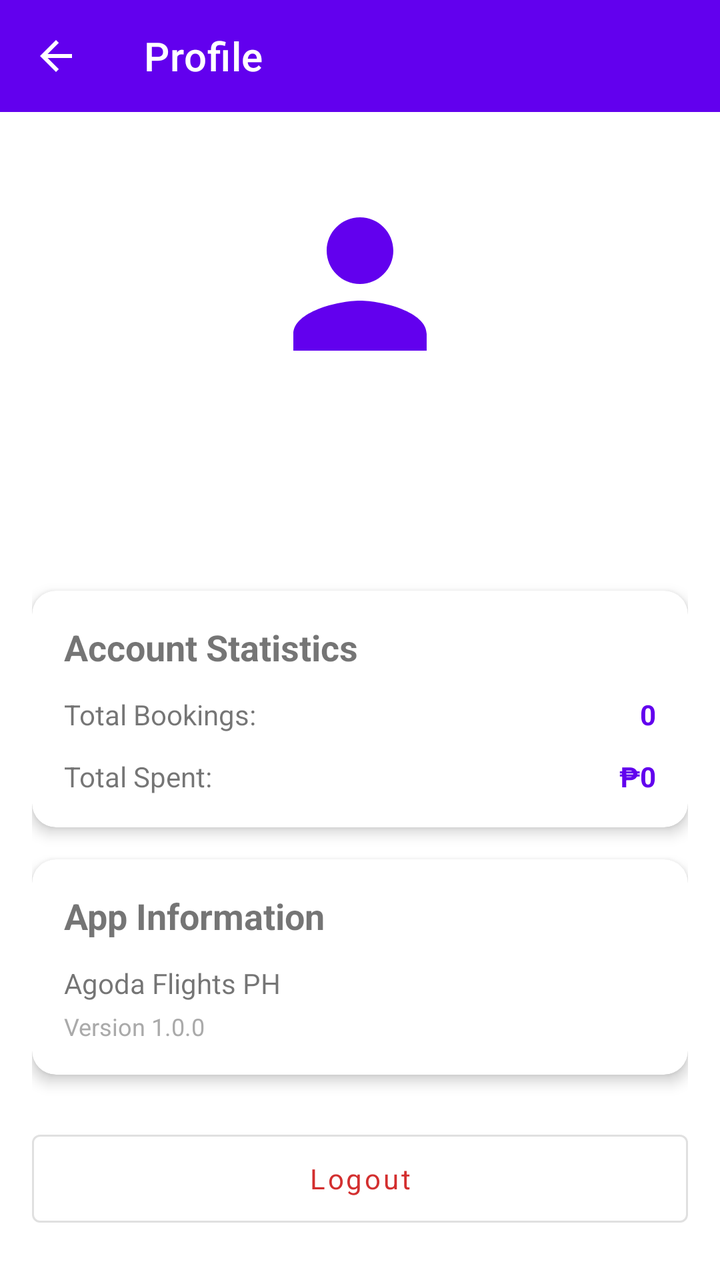
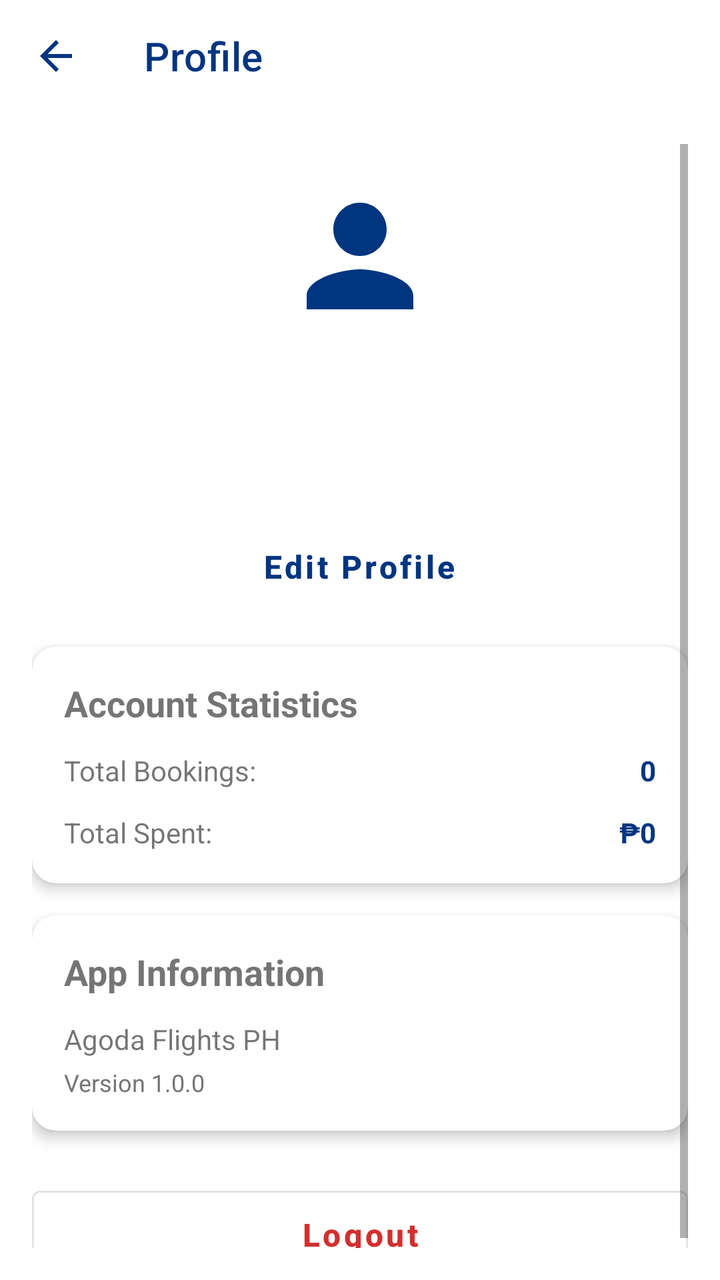

The first picture is an Android layout as it rendered before a commit; the second is the same layout after the commit. The layout source and the unified diff follow.
<!-- AndroidManifest.xml: application theme Theme.AgodaApp -->
<!-- res/layout/activity_profile.xml -->
<?xml version="1.0" encoding="utf-8"?>
<LinearLayout xmlns:android="http://schemas.android.com/apk/res/android"
    xmlns:app="http://schemas.android.com/apk/res-auto"
    android:layout_width="match_parent"
    android:layout_height="match_parent"
    android:orientation="vertical">

    <com.google.android.material.appbar.MaterialToolbar
        android:id="@+id/toolbar"
        android:layout_width="match_parent"
        android:layout_height="?attr/actionBarSize"
        android:background="#6200EE"
        app:title="Profile"
        app:titleTextColor="@android:color/white"
        app:navigationIcon="@drawable/ic_back"/>

    <ScrollView
        android:layout_width="match_parent"
        android:layout_height="match_parent"
        android:padding="16dp">

        <LinearLayout
            android:layout_width="match_parent"
            android:layout_height="wrap_content"
            android:orientation="vertical"
            android:gravity="center_horizontal">

            <ImageView
                android:layout_width="100dp"
                android:layout_height="100dp"
                android:src="@drawable/ic_profile"
                android:tint="#6200EE"
                android:layout_marginTop="20dp"
                android:layout_marginBottom="20dp"/>

            <TextView
                android:id="@+id/tvName"
                android:layout_width="wrap_content"
                android:layout_height="wrap_content"
                android:textSize="24sp"
                android:textStyle="bold"
                android:layout_marginBottom="8dp"/>

            <TextView
                android:id="@+id/tvEmail"
                android:layout_width="wrap_content"
                android:layout_height="wrap_content"
                android:textSize="14sp"
                android:textColor="@android:color/darker_gray"
                android:layout_marginBottom="24dp"/>

            <com.google.android.material.card.MaterialCardView
                android:layout_width="match_parent"
                android:layout_height="wrap_content"
                app:cardCornerRadius="12dp"
                app:cardElevation="4dp"
                android:layout_marginBottom="16dp">

                <LinearLayout
                    android:layout_width="match_parent"
                    android:layout_height="wrap_content"
                    android:orientation="vertical"
                    android:padding="16dp">

                    <TextView
                        android:layout_width="wrap_content"
                        android:layout_height="wrap_content"
                        android:text="Account Statistics"
                        android:textSize="18sp"
                        android:textStyle="bold"
                        android:layout_marginBottom="12dp"/>

                    <LinearLayout
                        android:layout_width="match_parent"
                        android:layout_height="wrap_content"
                        android:orientation="horizontal"
                        android:layout_marginBottom="12dp">

                        <TextView
                            android:layout_width="0dp"
                            android:layout_height="wrap_content"
                            android:layout_weight="1"
                            android:text="Total Bookings:"
                            android:textSize="14sp"/>

                        <TextView
                            android:id="@+id/tvTotalBookings"
                            android:layout_width="wrap_content"
                            android:layout_height="wrap_content"
                            android:text="0"
                            android:textSize="14sp"
                            android:textStyle="bold"
                            android:textColor="#6200EE"/>
                    </LinearLayout>

                    <LinearLayout
                        android:layout_width="match_parent"
                        android:layout_height="wrap_content"
                        android:orientation="horizontal">

                        <TextView
                            android:layout_width="0dp"
                            android:layout_height="wrap_content"
                            android:layout_weight="1"
                            android:text="Total Spent:"
                            android:textSize="14sp"/>

                        <TextView
                            android:id="@+id/tvTotalSpent"
                            android:layout_width="wrap_content"
                            android:layout_height="wrap_content"
                            android:text="₱0"
                            android:textSize="14sp"
                            android:textStyle="bold"
                            android:textColor="#6200EE"/>
                    </LinearLayout>
                </LinearLayout>
            </com.google.android.material.card.MaterialCardView>

            <com.google.android.material.card.MaterialCardView
                android:layout_width="match_parent"
                android:layout_height="wrap_content"
                app:cardCornerRadius="12dp"
                app:cardElevation="4dp"
                android:layout_marginBottom="24dp">

                <LinearLayout
                    android:layout_width="match_parent"
                    android:layout_height="wrap_content"
                    android:orientation="vertical"
                    android:padding="16dp">

                    <TextView
                        android:layout_width="wrap_content"
                        android:layout_height="wrap_content"
                        android:text="App Information"
                        android:textSize="18sp"
                        android:textStyle="bold"
                        android:layout_marginBottom="12dp"/>

                    <TextView
                        android:layout_width="wrap_content"
                        android:layout_height="wrap_content"
                        android:text="Agoda Flights PH"
                        android:textSize="14sp"
                        android:layout_marginBottom="4dp"/>

                    <TextView
                        android:layout_width="wrap_content"
                        android:layout_height="wrap_content"
                        android:text="Version 1.0.0"
                        android:textSize="12sp"
                        android:textColor="@android:color/darker_gray"/>
                </LinearLayout>
            </com.google.android.material.card.MaterialCardView>

            <com.google.android.material.button.MaterialButton
                android:id="@+id/btnLogout"
                android:layout_width="match_parent"
                android:layout_height="56dp"
                android:text="Logout"
                android:textAllCaps="false"
                android:textColor="#D32F2F"
                style="@style/Widget.MaterialComponents.Button.OutlinedButton"
                android:strokeColor="#D32F2F"/>

        </LinearLayout>
    </ScrollView>
</LinearLayout>
<!-- resources referenced by this layout -->
<resources>
  <!-- drawable ic_back (drawable) -->
  <vector xmlns:android="http://schemas.android.com/apk/res/android"
      android:width="24dp"
      android:height="24dp"
      android:viewportWidth="24"
      android:viewportHeight="24"
      android:tint="@android:color/white">
      <path
          android:fillColor="@android:color/white"
          android:pathData="M20,11H7.83l5.59,-5.59L12,4l-8,8 8,8 1.41,-1.41L7.83,13H20v-2z"/>
  </vector>
  <!-- drawable ic_profile (drawable) -->
  <vector xmlns:android="http://schemas.android.com/apk/res/android"
      android:width="24dp"
      android:height="24dp"
      android:viewportWidth="24"
      android:viewportHeight="24"
      android:tint="#6200EE">
      <path
          android:fillColor="#6200EE"
          android:pathData="M12,12c2.21,0 4,-1.79 4,-4s-1.79,-4 -4,-4 -4,1.79 -4,4 1.79,4 4,4zM12,14c-2.67,0 -8,1.34 -8,4v2h16v-2c0,-2.66 -5.33,-4 -8,-4z"/>
  </vector>
  <style name="Theme.AgodaApp" parent="Theme.MaterialComponents.DayNight.NoActionBar">
          
          <item name="colorPrimary">#6200EE</item>
          <item name="colorPrimaryVariant">#3700B3</item>
          <item name="colorOnPrimary">@android:color/white</item>
  
          
          <item name="colorSecondary">#03DAC5</item>
          <item name="colorSecondaryVariant">#018786</item>
          <item name="colorOnSecondary">@android:color/black</item>
  
          
          <item name="android:statusBarColor">?attr/colorPrimaryVariant</item>
  
          
          <item name="android:fontFamily">sans-serif</item>
  
          
          <item name="materialButtonStyle">@style/Widget.MaterialComponents.Button</item>
          <item name="materialCardViewStyle">@style/Widget.MaterialComponents.CardView</item>
      </style>
</resources>

<!-- the commit's change to res/layout/activity_profile.xml (unified diff, before → after) -->
@@ -9,10 +9,10 @@
         android:id="@+id/toolbar"
         android:layout_width="match_parent"
         android:layout_height="?attr/actionBarSize"
-        android:background="#6200EE"
+        android:background="@color/white"
         app:title="Profile"
-        app:titleTextColor="@android:color/white"
-        app:navigationIcon="@drawable/ic_back"/>
+        app:navigationIcon="@drawable/ic_back"
+        app:navigationIconTint="@color/agoda_blue"/>
 
     <ScrollView
         android:layout_width="match_parent"
@@ -26,12 +26,12 @@
             android:gravity="center_horizontal">
 
             <ImageView
-                android:layout_width="100dp"
-                android:layout_height="100dp"
+                android:layout_width="80dp"
+                android:layout_height="80dp"
                 android:src="@drawable/ic_profile"
-                android:tint="#6200EE"
-                android:layout_marginTop="20dp"
-                android:layout_marginBottom="20dp"/>
+                android:tint="?attr/colorPrimary"
+                android:layout_marginTop="16dp"
+                android:layout_marginBottom="16dp"/>
 
             <TextView
                 android:id="@+id/tvName"
@@ -46,8 +46,17 @@
                 android:layout_width="wrap_content"
                 android:layout_height="wrap_content"
                 android:textSize="14sp"
-                android:textColor="@android:color/darker_gray"
-                android:layout_marginBottom="24dp"/>
+                android:textColor="@color/gray_600"
+                android:layout_marginBottom="16dp"/>
+
+            <com.google.android.material.button.MaterialButton
+                android:id="@+id/btnEditProfile"
+                android:layout_width="wrap_content"
+                android:layout_height="wrap_content"
+                android:text="Edit Profile"
+                android:textAllCaps="false"
+                style="@style/Widget.MaterialComponents.Button.TextButton"
+                android:layout_marginBottom="16dp"/>
 
             <com.google.android.material.card.MaterialCardView
                 android:layout_width="match_parent"
@@ -90,7 +99,7 @@
                             android:text="0"
                             android:textSize="14sp"
                             android:textStyle="bold"
-                            android:textColor="#6200EE"/>
+                            android:textColor="?attr/colorPrimary"/>
                     </LinearLayout>
 
                     <LinearLayout
@@ -112,7 +121,7 @@
                             android:text="₱0"
                             android:textSize="14sp"
                             android:textStyle="bold"
-                            android:textColor="#6200EE"/>
+                            android:textColor="?attr/colorPrimary"/>
                     </LinearLayout>
                 </LinearLayout>
             </com.google.android.material.card.MaterialCardView>
@@ -150,7 +159,7 @@
                         android:layout_height="wrap_content"
                         android:text="Version 1.0.0"
                         android:textSize="12sp"
-                        android:textColor="@android:color/darker_gray"/>
+                        android:textColor="@color/gray_600"/>
                 </LinearLayout>
             </com.google.android.material.card.MaterialCardView>
 
@@ -160,9 +169,9 @@
                 android:layout_height="56dp"
                 android:text="Logout"
                 android:textAllCaps="false"
-                android:textColor="#D32F2F"
+                android:textColor="@color/agoda_red"
                 style="@style/Widget.MaterialComponents.Button.OutlinedButton"
-                android:strokeColor="#D32F2F"/>
+                android:strokeColor="@color/agoda_red"/>
 
         </LinearLayout>
     </ScrollView>
<!-- resource entries referenced after the edit -->
@@ -1,5 +1,9 @@
 <!-- resources referenced by this layout -->
 <resources>
+  <color name="agoda_blue">#003580</color>
+  <color name="agoda_red">#D32F2F</color>
+  <color name="gray_600">#757575</color>
+  <color name="white">#FFFFFFFF</color>
   <!-- drawable ic_back (drawable) -->
   <vector xmlns:android="http://schemas.android.com/apk/res/android"
       android:width="24dp"
@@ -22,26 +26,60 @@
           android:fillColor="#6200EE"
           android:pathData="M12,12c2.21,0 4,-1.79 4,-4s-1.79,-4 -4,-4 -4,1.79 -4,4 1.79,4 4,4zM12,14c-2.67,0 -8,1.34 -8,4v2h16v-2c0,-2.66 -5.33,-4 -8,-4z"/>
   </vector>
-  <style name="Theme.AgodaApp" parent="Theme.MaterialComponents.DayNight.NoActionBar">
+  <style name="Theme.AgodaApp" parent="Theme.MaterialComponents.Light.NoActionBar">
           
-          <item name="colorPrimary">#6200EE</item>
-          <item name="colorPrimaryVariant">#3700B3</item>
-          <item name="colorOnPrimary">@android:color/white</item>
+          <item name="colorPrimary">@color/agoda_blue</item>
+          <item name="colorPrimaryVariant">@color/agoda_blue_dark</item>
+          <item name="colorOnPrimary">@color/white</item>
   
           
-          <item name="colorSecondary">#03DAC5</item>
-          <item name="colorSecondaryVariant">#018786</item>
-          <item name="colorOnSecondary">@android:color/black</item>
+          <item name="colorSecondary">@color/agoda_blue</item>
+          <item name="colorSecondaryVariant">@color/agoda_blue_dark</item>
+          <item name="colorOnSecondary">@color/white</item>
   
           
-          <item name="android:statusBarColor">?attr/colorPrimaryVariant</item>
+          <item name="android:windowBackground">@color/white</item>
+          <item name="colorSurface">@color/white</item>
+          <item name="colorOnSurface">@color/gray_900</item>
   
           
-          <item name="android:fontFamily">sans-serif</item>
+          <item name="android:statusBarColor">@color/white</item>
+          <item name="android:windowLightStatusBar">true</item>
   
           
-          <item name="materialButtonStyle">@style/Widget.MaterialComponents.Button</item>
-          <item name="materialCardViewStyle">@style/Widget.MaterialComponents.CardView</item>
+          <item name="textInputStyle">@style/Widget.Agoda.TextInputLayout</item>
+          <item name="materialButtonStyle">@style/Widget.Agoda.Button</item>
+          <item name="materialCardViewStyle">@style/Widget.Agoda.CardView</item>
+          <item name="toolbarStyle">@style/Widget.Agoda.Toolbar</item>
+      </style>
+  <color name="agoda_blue_dark">#00224F</color>
+  <color name="gray_900">#212121</color>
+  <style name="Widget.Agoda.TextInputLayout" parent="Widget.MaterialComponents.TextInputLayout.OutlinedBox">
+          <item name="boxStrokeColor">@color/agoda_blue</item>
+          <item name="hintTextColor">@color/agoda_blue</item>
+          <item name="android:textColorHint">@color/gray_600</item>
+          <item name="boxCornerRadiusTopStart">12dp</item>
+          <item name="boxCornerRadiusTopEnd">12dp</item>
+          <item name="boxCornerRadiusBottomStart">12dp</item>
+          <item name="boxCornerRadiusBottomEnd">12dp</item>
+      </style>
+  <style name="Widget.Agoda.Button" parent="Widget.MaterialComponents.Button">
+          <item name="cornerRadius">12dp</item>
+          <item name="android:insetTop">0dp</item>
+          <item name="android:insetBottom">0dp</item>
+          <item name="textAllCaps">false</item>
+          <item name="android:textSize">16sp</item>
+          <item name="android:textStyle">bold</item>
+      </style>
+  <style name="Widget.Agoda.CardView" parent="Widget.MaterialComponents.CardView">
+          <item name="cardCornerRadius">16dp</item>
+          <item name="cardElevation">4dp</item>
+      </style>
+  <style name="Widget.Agoda.Toolbar" parent="Widget.MaterialComponents.Toolbar">
+          <item name="android:background">@color/white</item>
+          <item name="titleTextColor">@color/agoda_blue</item>
+          <item name="subtitleTextColor">@color/gray_600</item>
+          <item name="navigationIconTint">@color/agoda_blue</item>
       </style>
 </resources>
 
